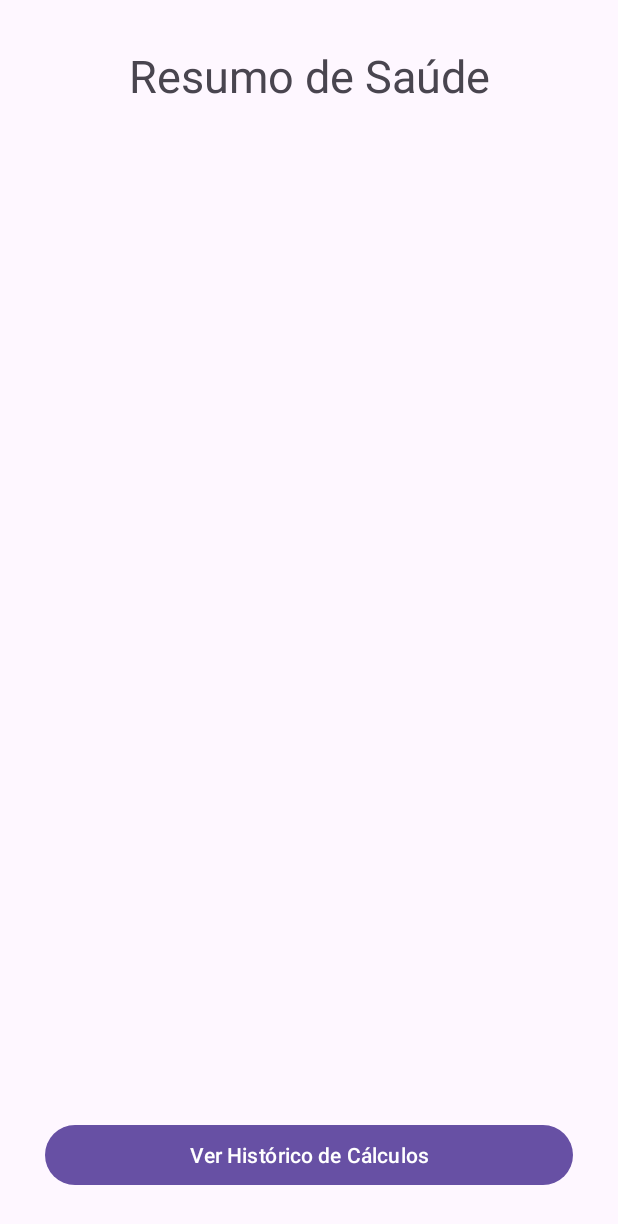
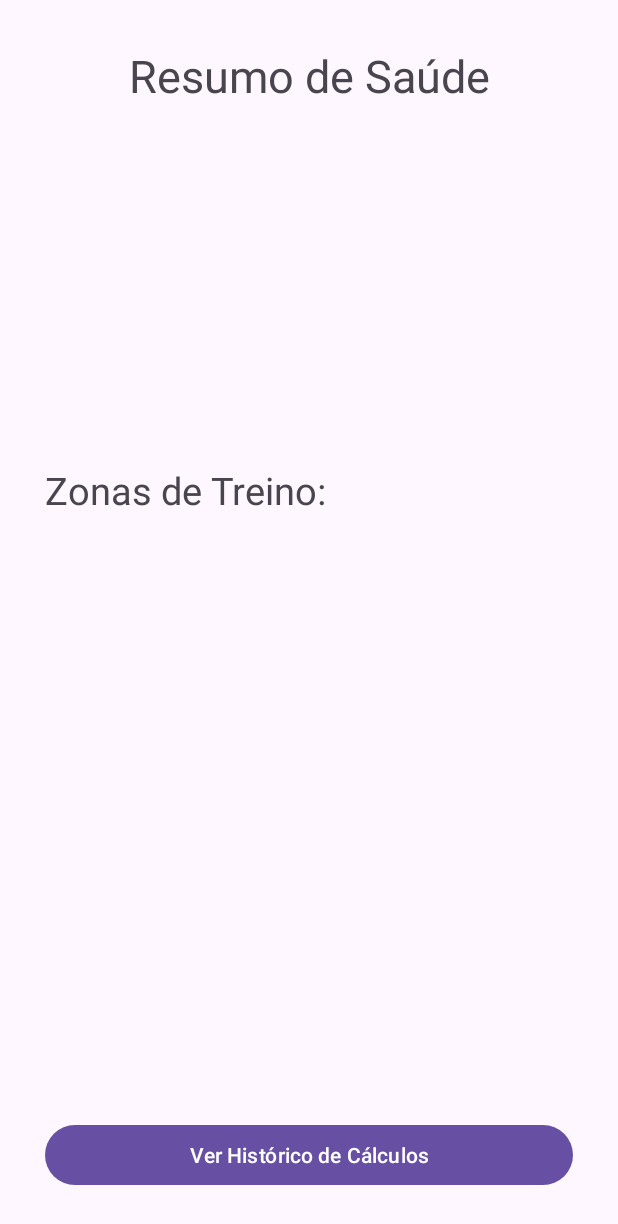
Before and after one commit to isaacnwt/ImFitPlus, an Android app: the ResumoSaudeActivity screen opened directly, with no data from a screen before it, on a phone screen of 412 x 824 dp. Shown: the top 1224 px of the screen. Run offline under Robolectric (Android 15) with nearby library versions, the phone set to English and light mode, and no system bars.

Commit message:
feat: persistindo data de nascimento, calculando idade e frequencia cardiaca max, apresentando zonas de treino na tela de resumo

```diff
--- a/app/src/main/java/br/edu/ifsp/scl/ads/prdm/sc3014789/imfitplus/dao/AppDatabase.kt
+++ b/app/src/main/java/br/edu/ifsp/scl/ads/prdm/sc3014789/imfitplus/dao/AppDatabase.kt
@@ -6,7 +6,7 @@ import androidx.room.Room
 import androidx.room.RoomDatabase
 import br.edu.ifsp.scl.ads.prdm.sc3014789.imfitplus.model.Usuario
 
-@Database(entities = [Usuario::class], version = 2)
+@Database(entities = [Usuario::class], version = 5)
 abstract class AppDatabase: RoomDatabase() {
     abstract fun usuarioDao(): UsuarioDao
 
--- a/app/src/main/java/br/edu/ifsp/scl/ads/prdm/sc3014789/imfitplus/model/Usuario.kt
+++ b/app/src/main/java/br/edu/ifsp/scl/ads/prdm/sc3014789/imfitplus/model/Usuario.kt
@@ -11,7 +11,7 @@ data class Usuario(
     @PrimaryKey(autoGenerate = true)
     var id: Int? = null,
     var nome: String = "",
-    var idade: Int = 0,
+    var dataNascimento: String = "",
     var sexo: String = "",
     var altura: Double = 0.0,
     var peso: Double = 0.0,
@@ -20,5 +20,6 @@ data class Usuario(
     var categoriaImc: String? = "",
     var pesoIdeal: Double? = 0.0,
     var tmb: Double? = 0.0,
-    var dataCalculo: Long = System.currentTimeMillis()
+    var dataCalculo: Long = System.currentTimeMillis(),
+    var frequenciaCardiacaMax: Int? = 0,
 ): Parcelable
--- a/app/src/main/res/layout/activity_resumo_saude.xml
+++ b/app/src/main/res/layout/activity_resumo_saude.xml
@@ -65,6 +65,49 @@
             android:layout_height="wrap_content"
             android:textSize="20sp"
             />
+        <TextView
+            android:id="@+id/frequencia_cardiaca_max_tv"
+            android:layout_width="match_parent"
+            android:layout_height="wrap_content"
+            android:textSize="20sp"
+            />
+        <TextView
+            android:id="@+id/espaco_tv"
+            android:layout_width="match_parent"
+            android:layout_height="wrap_content"
+            android:textSize="20sp"
+            />
+        <TextView
+            android:id="@+id/zonas_de_treino_tv"
+            android:layout_width="match_parent"
+            android:layout_height="wrap_content"
+            android:textSize="25sp"
+            android:text="Zonas de Treino:"
+            />
+        <TextView
+            android:id="@+id/zona_leve_tv"
+            android:layout_width="match_parent"
+            android:layout_height="wrap_content"
+            android:textSize="20sp"
+            />
+        <TextView
+            android:id="@+id/zona_queima_gordura_tv"
+            android:layout_width="match_parent"
+            android:layout_height="wrap_content"
+            android:textSize="20sp"
+            />
+        <TextView
+            android:id="@+id/zona_aerobica_tv"
+            android:layout_width="match_parent"
+            android:layout_height="wrap_content"
+            android:textSize="20sp"
+            />
+        <TextView
+            android:id="@+id/zona_anaerobica_tv"
+            android:layout_width="match_parent"
+            android:layout_height="wrap_content"
+            android:textSize="20sp"
+            />
     </LinearLayout>
 
     <Button
```
Also changed, not shown: app/src/main/java/br/edu/ifsp/scl/ads/prdm/sc3014789/imfitplus/ui/DadosPessoaisActivity.kt (+17 -15 lines), app/src/main/java/br/edu/ifsp/scl/ads/prdm/sc3014789/imfitplus/ui/ResumoSaudeActivity.kt (+17 -0 lines), app/src/main/java/br/edu/ifsp/scl/ads/prdm/sc3014789/imfitplus/util/CalculoUtil.kt (+17 -4 lines), app/src/main/res/layout/activity_dados_pessoais.xml (+4 -4 lines).
